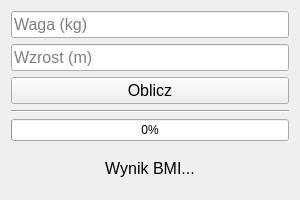
This is dialogs/ui/bmi_dialog.ui in fr0uzUUU/HealthAppQt as Qt 5 draws it before an edit. The edited form follows.
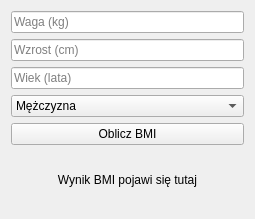
This is the edited form.

```diff
--- a/dialogs/ui/bmi_dialog.ui
+++ b/dialogs/ui/bmi_dialog.ui
@@ -6,22 +6,16 @@
    <rect>
     <x>0</x>
     <y>0</y>
-    <width>300</width>
-    <height>200</height>
+    <width>255</width>
+    <height>219</height>
    </rect>
   </property>
   <property name="windowTitle">
    <string>Kalkulator BMI</string>
   </property>
-  <layout class="QVBoxLayout">
+  <layout class="QVBoxLayout" name="verticalLayout">
    <item>
     <widget class="QLineEdit" name="weightInput">
-     <property name="font">
-      <font>
-       <family>Arial</family>
-       <pointsize>12</pointsize>
-      </font>
-     </property>
      <property name="placeholderText">
       <string>Waga (kg)</string>
      </property>
@@ -29,57 +23,43 @@
    </item>
    <item>
     <widget class="QLineEdit" name="heightInput">
-     <property name="font">
-      <font>
-       <family>Arial</family>
-       <pointsize>12</pointsize>
-      </font>
+     <property name="placeholderText">
+      <string>Wzrost (cm)</string>
      </property>
+    </widget>
+   </item>
+   <item>
+    <widget class="QLineEdit" name="ageInput">
      <property name="placeholderText">
-      <string>Wzrost (m)</string>
+      <string>Wiek (lata)</string>
      </property>
     </widget>
    </item>
+   <item>
+    <widget class="QComboBox" name="genderCombo">
+     <item>
+      <property name="text">
+       <string>Mężczyzna</string>
+      </property>
+     </item>
+     <item>
+      <property name="text">
+       <string>Kobieta</string>
+      </property>
+     </item>
+    </widget>
+   </item>
    <item>
     <widget class="QPushButton" name="calculateButton">
-     <property name="font">
-      <font>
-       <family>Yu Gothic UI</family>
-       <pointsize>12</pointsize>
-      </font>
-     </property>
      <property name="text">
-      <string>Oblicz</string>
-     </property>
-    </widget>
-   </item>
-   <item>
-    <widget class="Line" name="line">
-     <property name="orientation">
-      <enum>Qt::Horizontal</enum>
-     </property>
-    </widget>
-   </item>
-   <item>
-    <widget class="QProgressBar" name="progressBar">
-     <property name="maximum">
-      <number>99</number>
-     </property>
-     <property name="value">
-      <number>0</number>
+      <string>Oblicz BMI</string>
      </property>
     </widget>
    </item>
    <item>
     <widget class="QLabel" name="resultLabel">
-     <property name="font">
-      <font>
-       <family>Yu Gothic UI</family>
-       <pointsize>12</pointsize>
-      </font>
-     </property>
      <property name="text">
-      <string>Wynik BMI...</string>
+      <string>Wynik BMI pojawi się tutaj</string>
      </property>
      <property name="alignment">
       <set>Qt::AlignCenter</set>
```
